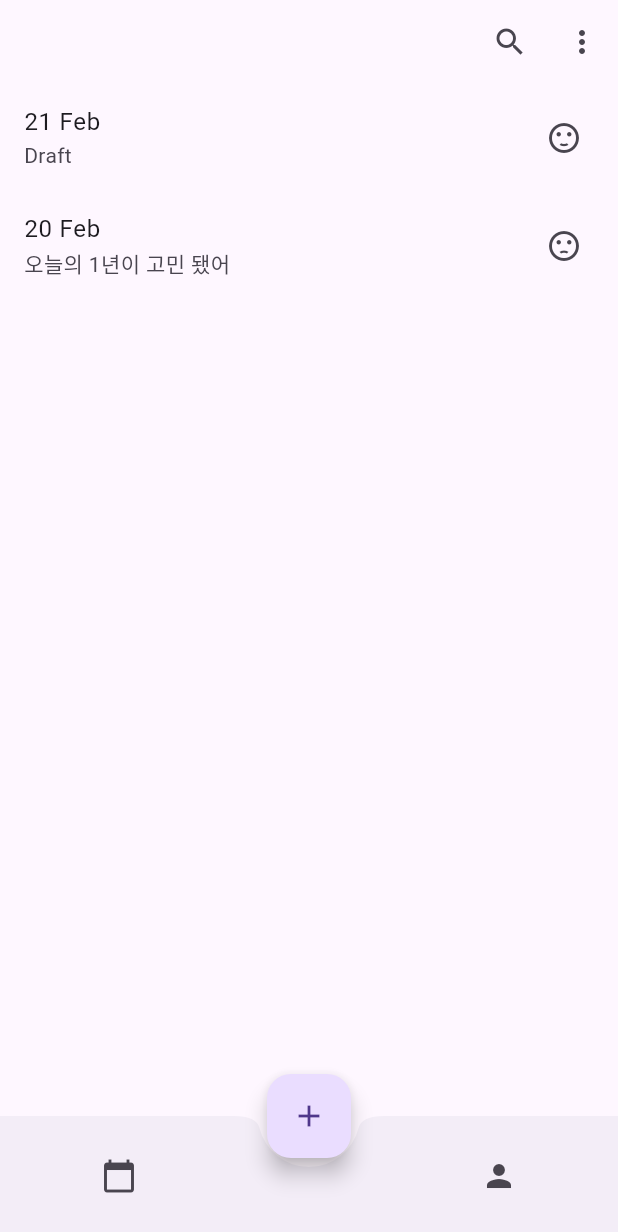
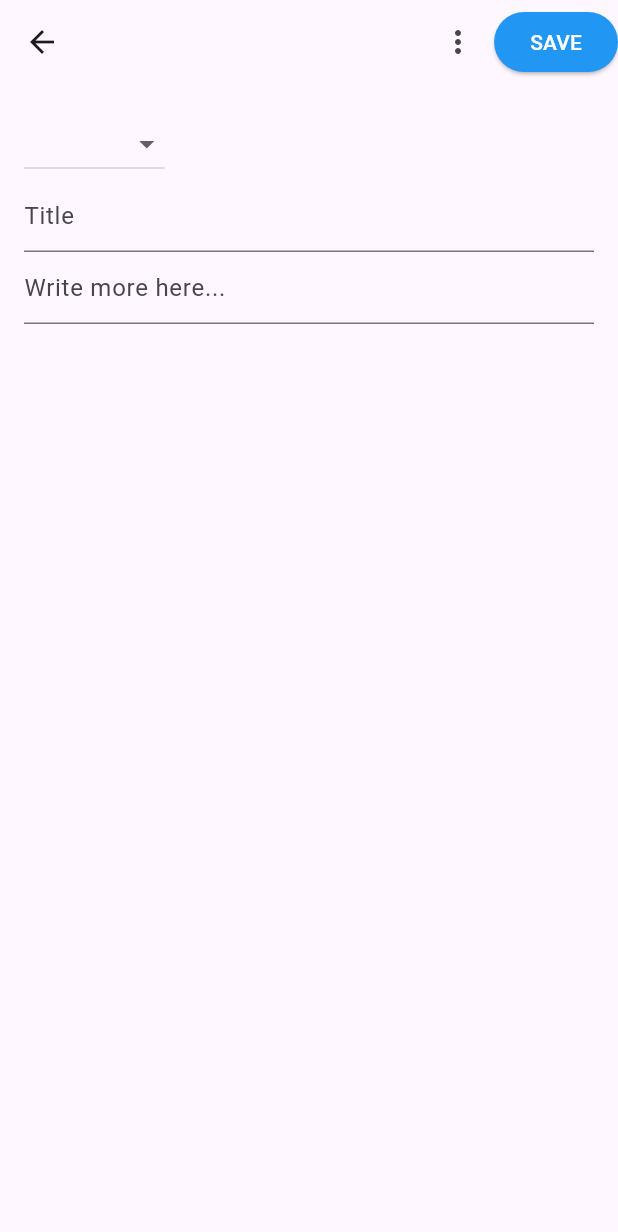
Before and after one commit to Richter3766/my_memory, a Flutter app: the screen it shows after launch, after a tap on the "add" icon, on a phone screen of 412 x 824 dp. Shown: the top 1232 px of the screen. Run offline on Flutter 3.47's test engine with Material 3 defaults, Android fonts, the phone set to English and light mode, and no system bars.

Commit message:
기록 페이지 추가

```diff
--- a/lib/views/pages/home.dart
+++ b/lib/views/pages/home.dart
@@ -3,7 +3,6 @@ import '../widgets/app_bar/home_app_bar.dart';
 import '../widgets/post/post_list.dart';
 import '../widgets/bottom_bar/bottom_bar.dart';
 import '../widgets/bottom_bar/button/post_btn.dart';
-import '../widgets/bottom_bar/bottom_bar_handler.dart';
 
 class HomePage extends StatelessWidget {
   const HomePage({super.key});
@@ -34,14 +33,9 @@ class MainPage extends StatelessWidget {
         ],
       ),
 
-      bottomNavigationBar: CustomBottomAppBar(
-        calendarBtnHandler: moveToCalendarPage,
-        profileBtnHandler: moveToProfilePage
-        ),
+      bottomNavigationBar: CustomBottomAppBar(),
 
-      floatingActionButton: CustomFloatingActionButton(
-        postBtnHandler: moveToPostPage
-        ),
+      floatingActionButton: CustomFloatingActionButton(),
       floatingActionButtonLocation: FloatingActionButtonLocation.centerDocked,
     );
   }
--- /dev/null
+++ b/lib/views/pages/post.dart
@@ -0,0 +1,17 @@
+import 'package:flutter/material.dart';
+
+import '../widgets/app_bar/post_app_bar.dart';
+import '../widgets/post/post_body.dart';
+
+class PostPage extends StatelessWidget{
+  const PostPage({super.key});
+
+  @override
+  Widget build(BuildContext context) {
+    return const Scaffold(
+      appBar: PostAppBar(),
+      body: PostBody(),
+      );
+  }
+
+}
--- /dev/null
+++ b/lib/views/widgets/app_bar/button/post_popup_btn.dart
@@ -0,0 +1,15 @@
+import 'package:flutter/material.dart';
+
+class PostPopUpButton extends StatelessWidget {
+  const PostPopUpButton({super.key});
+
+  @override
+  Widget build(BuildContext context) {
+    return IconButton(
+      icon: const Icon(Icons.more_vert),
+      onPressed: () {
+        // 더보기 메뉴 기능
+      },
+    );
+  }
+}
--- /dev/null
+++ b/lib/views/widgets/app_bar/button/post_save_btn.dart
@@ -0,0 +1,18 @@
+import 'package:flutter/material.dart';
+
+class PostSaveButton extends StatelessWidget {
+  const PostSaveButton({super.key});
+
+  @override
+  Widget build(BuildContext context) {
+    return ElevatedButton(
+      onPressed: () {
+        // 저장 기능
+      },
+      style: ElevatedButton.styleFrom(
+        foregroundColor: Colors.white, backgroundColor: Colors.blue, // 버튼 텍스트 색상
+      ),
+      child: const Text('SAVE'),
+    );
+  }
+}
--- /dev/null
+++ b/lib/views/widgets/app_bar/post_app_bar.dart
@@ -0,0 +1,20 @@
+import 'package:flutter/material.dart';
+import 'package:my_memory/views/widgets/app_bar/button/post_popup_btn.dart';
+import 'package:my_memory/views/widgets/app_bar/button/post_save_btn.dart';
+
+class PostAppBar extends StatelessWidget implements PreferredSizeWidget{
+  const PostAppBar({super.key});
+
+  @override
+  Widget build(BuildContext context) {
+    return AppBar(
+      actions:  const <Widget>[
+        PostPopUpButton(),
+        PostSaveButton()
+      ],
+    );
+  }
+
+  @override
+  Size get preferredSize => const Size.fromHeight(kToolbarHeight);
+}
--- a/lib/views/widgets/bottom_bar/bottom_bar.dart
+++ b/lib/views/widgets/bottom_bar/bottom_bar.dart
@@ -3,27 +3,21 @@ import 'button/calendar_btn.dart';
 import './button/person_btn.dart';
 
 class CustomBottomAppBar extends StatelessWidget {
-  final Function calendarBtnHandler;
-  final Function profileBtnHandler;
-
   const CustomBottomAppBar({
-    super.key,
-    required this.calendarBtnHandler,
-    required this.profileBtnHandler,
-  });
+    super.key,});
 
   @override
   Widget build(BuildContext context) {
-    return BottomAppBar(
-      shape: const CircularNotchedRectangle(),
+    return const BottomAppBar(
+      shape: CircularNotchedRectangle(),
       notchMargin: 6.0,
       child: Row(
         mainAxisSize: MainAxisSize.max,
         mainAxisAlignment: MainAxisAlignment.spaceAround,
         children: <Widget>[
-          CalendarIconButton(tapHandler: calendarBtnHandler),
-          const SizedBox(width: 48), // FloatingActionButton의 공간을 만들기 위한 SizedBox
-          PersonIconButton(tapHandler: profileBtnHandler),
+          CalendarIconButton(),
+          SizedBox(width: 48), // FloatingActionButton의 공간을 만들기 위한 SizedBox
+          PersonIconButton(),
         ],
       ),
     );
--- a/lib/views/widgets/bottom_bar/bottom_bar_handler.dart
+++ /dev/null
@@ -1,11 +0,0 @@
-void moveToCalendarPage() {
-
-}
-
-void moveToProfilePage() {
-
-}
-
-void moveToPostPage(){
-
-}
--- a/lib/views/widgets/bottom_bar/button/calendar_btn.dart
+++ b/lib/views/widgets/bottom_bar/button/calendar_btn.dart
@@ -1,15 +1,19 @@
 import 'package:flutter/material.dart';
+import 'package:my_memory/views/pages/home.dart';
 
 class CalendarIconButton extends StatelessWidget {
-  final Function tapHandler;
-
-  const CalendarIconButton({super.key, required this.tapHandler});
+  const CalendarIconButton({super.key});
 
   @override
   Widget build(BuildContext context) {
     return IconButton(
       icon: const Icon(Icons.calendar_today),
-      onPressed: () => tapHandler(),
+      onPressed: () {
+        Navigator.push(
+          context,
+          MaterialPageRoute(builder: (context) => const HomePage()),
+        );
+      },
     );
   }
 }
--- a/lib/views/widgets/bottom_bar/button/person_btn.dart
+++ b/lib/views/widgets/bottom_bar/button/person_btn.dart
@@ -1,15 +1,19 @@
 import 'package:flutter/material.dart';
+import 'package:my_memory/views/pages/home.dart';
 
 class PersonIconButton extends StatelessWidget {
-  final Function tapHandler;
-
-  const PersonIconButton({super.key, required this.tapHandler});
+  const PersonIconButton({super.key});
 
   @override
   Widget build(BuildContext context) {
     return IconButton(
       icon: const Icon(Icons.person),
-      onPressed: () => tapHandler(),
+      onPressed: () {
+        Navigator.push(
+          context,
+          MaterialPageRoute(builder: (context) => const HomePage()),
+        );
+      },
     );
   }
 }
--- a/lib/views/widgets/bottom_bar/button/post_btn.dart
+++ b/lib/views/widgets/bottom_bar/button/post_btn.dart
@@ -1,15 +1,17 @@
 import 'package:flutter/material.dart';
+import 'package:my_memory/views/pages/post.dart';
 
 class CustomFloatingActionButton extends StatelessWidget {
-  final Function postBtnHandler;
-
-  const CustomFloatingActionButton({super.key, required this.postBtnHandler});
+  const CustomFloatingActionButton({super.key});
 
   @override
   Widget build(BuildContext context) {
     return FloatingActionButton(
       child: const Icon(Icons.add),
-      onPressed: () => postBtnHandler(),
+      onPressed: () => Navigator.push(
+        context,
+        MaterialPageRoute(builder: (context) => PostPage()),
+      )
     );
   }
 }
--- /dev/null
+++ b/lib/views/widgets/post/post_body.dart
@@ -0,0 +1,61 @@
+import 'package:flutter/material.dart';
+
+class PostBody extends StatefulWidget {
+  const PostBody({super.key});
+
+  @override
+  PostBodyState createState() => PostBodyState();
+}
+
+class PostBodyState extends State<PostBody>{
+  late final TextEditingController _titleController;
+  late final TextEditingController _contentController;
+  @override
+  void initState() {
+    super.initState();
+    _titleController = TextEditingController(); // 컨트롤러 초기화
+    _contentController = TextEditingController();
+  }
+
+  @override
+  void dispose() {
+    _titleController.dispose(); // 컨트롤러 해제
+    _contentController.dispose();
+    super.dispose();
+  }
+
+  @override
+  Widget build(BuildContext context) {
+    return Padding(
+      padding: const EdgeInsets.all(16.0),
+      child: Column(
+        crossAxisAlignment: CrossAxisAlignment.start,
+        children: <Widget>[
+          DropdownButton<String>(
+            items: <String>['Feb 2024', 'Mar 2024', 'Apr 2024'].map((
+                String value) {
+              return DropdownMenuItem<String>(
+                value: value,
+                child: Text(value),
+              );
+            }).toList(),
+            onChanged: (_) {
+              // 날짜 변경 기능
+            },
+          ),
+          TextField(
+            controller: _titleController,
+            decoration: const InputDecoration(
+              hintText: 'Title',
+            ),
+          ),
+          TextField(
+            controller: _contentController,
+            decoration: const InputDecoration(
+              hintText: 'Write more here...',
+            ),
+          ),
+        ],
+      ),);
+  }
+}
```
Also changed, not shown: lib/views/pages/profile.dart (added).
